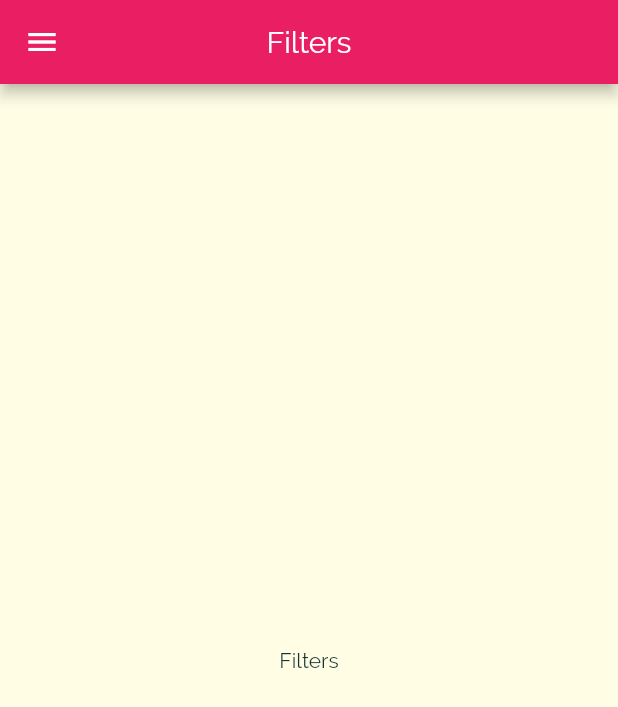
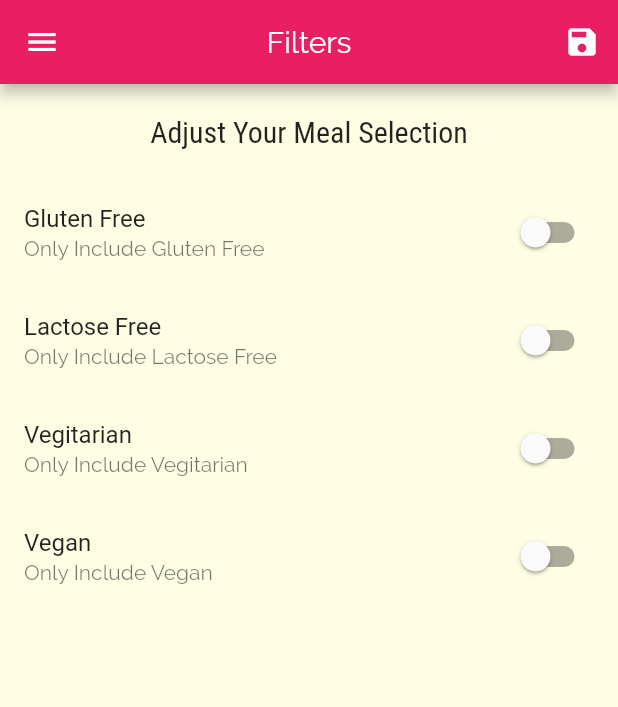
Before and after one commit to vinayreddyking/tutorial_meals_app_flutter, a Flutter app: the FiltersScreen screen opened by its route, on a phone screen of 412 x 824 dp. Shown: the top 707 px of the screen. Run offline on Flutter 3.47's test engine with Material 2 defaults, Android fonts, the phone set to English and light mode, and no system bars.

Commit message:
Done with Filter screen. plese go through it is very important topic.

```diff
--- a/lib/main.dart
+++ b/lib/main.dart
@@ -5,10 +5,47 @@ import './screens/category_screen.dart';
 import './screens/category_meals_screen.dart';
 import './screens/meal_detail_screen.dart';
 import './screens/filters_screen.dart';
+import './models/meals.dart';
+import './dummy_catagories.dart';
 
 void main() => runApp(MyApp());
 
-class MyApp extends StatelessWidget {
+class MyApp extends StatefulWidget {
+  @override
+  _MyAppState createState() => _MyAppState();
+}
+
+class _MyAppState extends State<MyApp> {
+  Map<String, bool> _filters = {
+    'gluten': false,
+    'lactose': false,
+    'vegitarian': false,
+    'vegan': false,
+  };
+  List<Meal> _avaliableMeals = DUMMY_MEALS;
+
+  void _setFilters(Map<String, bool> changedFilters) {
+    setState(() {
+      _filters = changedFilters;
+
+      _avaliableMeals = DUMMY_MEALS.where((meal) {
+        if (_filters['gluten'] && !meal.isGlutenFree) {
+          return false;
+        }
+        if (_filters['lactose'] && !meal.isLactoseFree) {
+          return false;
+        }
+        if (_filters['vegitarian'] && !meal.isVegetarian) {
+          return false;
+        }
+        if (_filters['vegan'] && !meal.isVegan) {
+          return false;
+        }
+        return true;
+      }).toList();
+    });
+  }
+
   @override
   Widget build(BuildContext context) {
     return MaterialApp(
@@ -37,9 +74,12 @@ class MyApp extends StatelessWidget {
       initialRoute: '/',
       routes: {
         '/': (ctx) => TabsScreen(),
-        CategoryMealsScreen.routeName: (ctx) => CategoryMealsScreen(),
+        CategoryMealsScreen.routeName: (ctx) =>
+            CategoryMealsScreen(_avaliableMeals),
         MealDetailScreen.routeName: (ctx) => MealDetailScreen(),
-        FiltersScreen.routeName: (ctx) => FiltersScreen(),
+        FiltersScreen.routeName: (ctx) => FiltersScreen(
+              _setFilters,
+            )
       },
       onUnknownRoute: (settings) {
         return MaterialPageRoute(builder: (ctx) => CategoryScreen());
--- a/lib/screens/category_meals_screen.dart
+++ b/lib/screens/category_meals_screen.dart
@@ -2,11 +2,11 @@ import 'package:flutter/material.dart';
 
 import '../widgets/meal_item.dart';
 import '../models/meals.dart';
-import '../dummy_catagories.dart';
 
 class CategoryMealsScreen extends StatefulWidget {
   static const routeName = 'category_Meals_Screen';
-
+  final List<Meal> dummyMealsList;
+  CategoryMealsScreen(this.dummyMealsList);
   @override
   _CategoryMealsScreenState createState() => _CategoryMealsScreenState();
 }
@@ -28,7 +28,7 @@ class _CategoryMealsScreenState extends State<CategoryMealsScreen> {
           ModalRoute.of(context).settings.arguments as Map<String, String>;
       categoryTitle = routeArgs['title'];
       final catId = routeArgs['id'];
-      displayedMeal = DUMMY_MEALS.where((itm) {
+      displayedMeal = widget.dummyMealsList.where((itm) {
         return itm.categories.contains(catId);
       }).toList();
       loadInitData = true;
--- a/lib/screens/filters_screen.dart
+++ b/lib/screens/filters_screen.dart
@@ -2,18 +2,110 @@ import 'package:flutter/material.dart';
 
 import '../widgets/main_drawer.dart';
 
-class FiltersScreen extends StatelessWidget {
+class FiltersScreen extends StatefulWidget {
   static const routeName = '/filters-screen';
+  final Function saveFilter;
+  FiltersScreen(this.saveFilter);
+
+  @override
+  _FiltersScreenState createState() => _FiltersScreenState();
+}
+
+class _FiltersScreenState extends State<FiltersScreen> {
+  bool _isGlutenfree = false;
+  bool _isVegitarian = false;
+  bool _isVegan = false;
+  bool _isLactoseFree = false;
+
+  Widget _buildSwitchListTile(
+      String title, String subTitle, bool value, Function onChangedFunction) {
+    return SwitchListTile(
+      title: Text(title),
+      subtitle: Text(subTitle),
+      value: value,
+      onChanged: onChangedFunction,
+    );
+  }
+
   @override
   Widget build(BuildContext context) {
     return Scaffold(
       appBar: AppBar(
         title: Text('Filters'),
         centerTitle: true,
+        actions: <Widget>[
+          IconButton(
+            icon: Icon(Icons.save),
+            onPressed: () {
+              final selectedFilters = {
+                'gluten': _isGlutenfree,
+                'lactose': _isLactoseFree,
+                'vegitarian': _isVegitarian,
+                'vegan': _isVegan,
+              };
+              widget.saveFilter(selectedFilters);
+              Navigator.pushNamed(context, '/');
+            },
+          ),
+        ],
       ),
       drawer: MainDrawer(),
-      body: Center(
-        child: Text('Filters'),
+      body: Column(
+        children: <Widget>[
+          Container(
+            padding: EdgeInsets.all(20),
+            child: Text(
+              'Adjust Your Meal Selection',
+              style: Theme.of(context).textTheme.title,
+            ),
+          ),
+          Expanded(
+            child: ListView(
+              children: <Widget>[
+                _buildSwitchListTile(
+                  'Gluten Free',
+                  'Only Include Gluten Free',
+                  _isGlutenfree,
+                  (newValue) {
+                    setState(() {
+                      _isGlutenfree = newValue;
+                    });
+                  },
+                ),
+                _buildSwitchListTile(
+                  'Lactose Free',
+                  'Only Include Lactose Free',
+                  _isLactoseFree,
+                  (newValue) {
+                    setState(() {
+                      _isLactoseFree = newValue;
+                    });
+                  },
+                ),
+                _buildSwitchListTile(
+                  'Vegitarian',
+                  'Only Include Vegitarian',
+                  _isVegitarian,
+                  (newValue) {
+                    setState(() {
+                      _isVegitarian = newValue;
+                    });
+                  },
+                ),
+                _buildSwitchListTile(
+                  'Vegan',
+                  'Only Include Vegan',
+                  _isVegan,
+                  (newValue) {
+                    setState(() {
+                      _isVegan = newValue;
+                    });
+                  },
+                ),
+              ],
+            ),
+          )
+        ],
       ),
     );
   }
```
